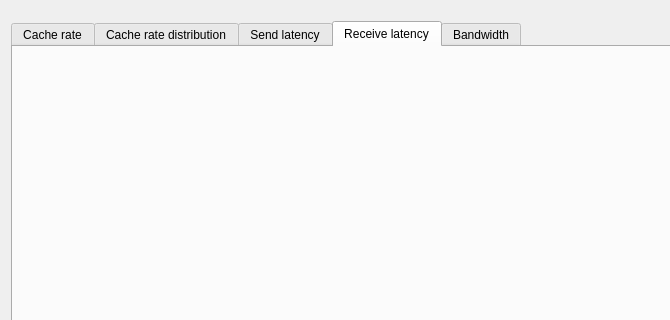
Above: os/nc-gui/nc-stat3/mpistat.ui from numascale/nc-utils before the change; both pictures show x 0 to 670 and y 0 to 320 of the 919 by 595 pixel window. Below: the same form after it.
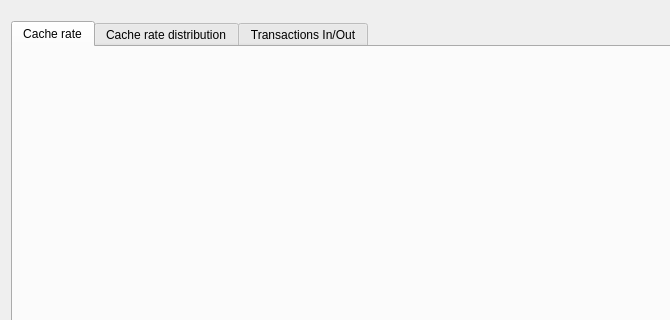
That is the form after the change. The open tabs and pages were chosen to show the change.

Commit message: Removed all mpistats communication to focus on perfconters

Diff of the .ui file:
```diff
--- a/os/nc-gui/nc-stat3/mpistat.ui
+++ b/os/nc-gui/nc-stat3/mpistat.ui
@@ -69,7 +69,7 @@
         </widget>
         <widget class="QWidget" name="tab2">
          <attribute name="title">
-          <string>Send latency</string>
+          <string>Transactions In/Out</string>
          </attribute>
          <layout class="QVBoxLayout" name="verticalLayout_6">
           <item>
@@ -77,26 +77,6 @@
           </item>
          </layout>
         </widget>
-        <widget class="QWidget" name="tab3">
-         <attribute name="title">
-          <string>Receive latency</string>
-         </attribute>
-         <layout class="QVBoxLayout" name="verticalLayout_5">
-          <item>
-           <layout class="QVBoxLayout" name="tab3layout"/>
-          </item>
-         </layout>
-        </widget>
-        <widget class="QWidget" name="tab4">
-         <attribute name="title">
-          <string>Bandwidth</string>
-         </attribute>
-         <layout class="QVBoxLayout" name="verticalLayout_8">
-          <item>
-           <layout class="QVBoxLayout" name="tab4layout"/>
-          </item>
-         </layout>
-        </widget>
        </widget>
       </item>
       <item>
```
Left out of the diff: 2 changed lines with no effect on the pictures. The commit also changes 6 other files.
